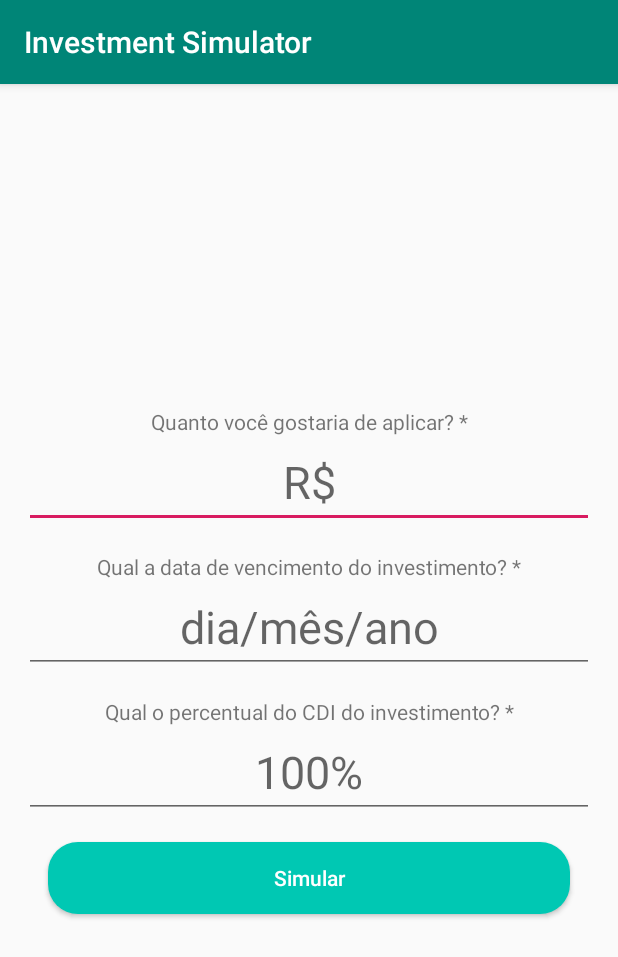
After one commit to feliperce/InvestmentSimulator, an Android app: the fragment SimulatorFragment shown on its own in the app's theme, on a phone screen of 412 x 824 dp. The commit adds this screen. Shown: the top 957 px of the screen. Run offline under Robolectric (Android 15) with nearby library versions, the phone set to English and light mode, and no system bars.

Commit message:
implemented styles, simulator layout

```diff
--- /dev/null
+++ b/app/src/main/java/com/feliperce/investmentsimulator/feat/simulator/ui/SimulatorFragment.kt
@@ -0,0 +1,22 @@
+package com.feliperce.investmentsimulator.feat.simulator.ui
+
+
+import android.os.Bundle
+import androidx.fragment.app.Fragment
+import android.view.LayoutInflater
+import android.view.View
+import android.view.ViewGroup
+
+import com.feliperce.investmentsimulator.R
+
+class SimulatorFragment : Fragment() {
+
+    override fun onCreateView(
+        inflater: LayoutInflater, container: ViewGroup?,
+        savedInstanceState: Bundle?
+    ): View? {
+        // Inflate the layout for this fragment
+        return inflater.inflate(R.layout.fragment_simulator, container, false)
+    }
+
+}
--- /dev/null
+++ b/app/src/main/res/drawable/default_actived_button.xml
@@ -0,0 +1,5 @@
+<?xml version="1.0" encoding="utf-8"?>
+<shape xmlns:android="http://schemas.android.com/apk/res/android">
+    <solid android:color="@color/lblue_1" />
+    <corners android:radius="@dimen/button_corner" />
+</shape>
--- /dev/null
+++ b/app/src/main/res/drawable/default_button.xml
@@ -0,0 +1,5 @@
+<?xml version="1.0" encoding="utf-8"?>
+<selector xmlns:android="http://schemas.android.com/apk/res/android">
+    <item android:drawable="@drawable/default_actived_button" android:state_active="false" />
+    <item android:drawable="@drawable/default_deactived_button" android:state_active="true" />
+</selector>
--- /dev/null
+++ b/app/src/main/res/drawable/default_deactived_button.xml
@@ -0,0 +1,5 @@
+<?xml version="1.0" encoding="utf-8"?>
+<shape xmlns:android="http://schemas.android.com/apk/res/android">
+    <solid android:color="@color/grey_1" />
+    <corners android:radius="@dimen/button_corner" />
+</shape>
--- /dev/null
+++ b/app/src/main/res/layout/fragment_simulator.xml
@@ -0,0 +1,95 @@
+<?xml version="1.0" encoding="utf-8"?>
+<androidx.constraintlayout.widget.ConstraintLayout xmlns:android="http://schemas.android.com/apk/res/android"
+    xmlns:tools="http://schemas.android.com/tools"
+    android:layout_width="match_parent"
+    android:layout_height="match_parent"
+    android:layout_margin="@dimen/default_margin"
+    xmlns:app="http://schemas.android.com/apk/res-auto"
+    tools:context=".feat.simulator.ui.SimulatorFragment">
+
+    <TextView
+        android:id="@+id/toApplyTextView"
+        android:layout_width="0dp"
+        android:layout_height="wrap_content"
+        android:text="@string/simulator_toapply_label"
+        android:gravity="center"
+        app:layout_constraintVertical_chainStyle="packed"
+        app:layout_constraintTop_toTopOf="parent"
+        app:layout_constraintStart_toStartOf="parent"
+        app:layout_constraintEnd_toEndOf="parent"
+        app:layout_constraintBottom_toTopOf="@+id/toApplyEditText"/>
+
+    <EditText
+        android:id="@+id/toApplyEditText"
+        android:layout_width="0dp"
+        android:layout_height="wrap_content"
+        android:hint="@string/simulator_toapply_hint"
+        style="@style/SimulatorEditText"
+        app:layout_constraintTop_toBottomOf="@+id/toApplyTextView"
+        app:layout_constraintStart_toStartOf="parent"
+        app:layout_constraintEnd_toEndOf="parent"
+        app:layout_constraintBottom_toTopOf="@+id/applyMonthTextView"/>
+
+    <TextView
+        android:id="@+id/applyMonthTextView"
+        android:layout_width="0dp"
+        android:layout_height="wrap_content"
+        android:text="@string/simulator_date_label"
+        android:gravity="center"
+        android:layout_marginTop="@dimen/default_margin"
+        app:layout_constraintTop_toBottomOf="@+id/toApplyEditText"
+        app:layout_constraintStart_toStartOf="parent"
+        app:layout_constraintEnd_toEndOf="parent"
+        app:layout_constraintBottom_toTopOf="@+id/applyMonthEditText"/>
+
+    <EditText
+        android:id="@+id/applyMonthEditText"
+        android:layout_width="0dp"
+        android:layout_height="wrap_content"
+        style="@style/SimulatorEditText"
+        android:hint="@string/simulator_date_hint"
+        app:layout_constraintTop_toBottomOf="@+id/applyMonthTextView"
+        app:layout_constraintStart_toStartOf="parent"
+        app:layout_constraintEnd_toEndOf="parent"
+        app:layout_constraintBottom_toTopOf="@+id/percentTextView"/>
+
+    <TextView
+        android:id="@+id/percentTextView"
+        android:layout_width="0dp"
+        android:layout_height="wrap_content"
+        android:text="@string/simulator_percent_label"
+        android:gravity="center"
+        android:layout_marginTop="@dimen/default_margin"
+        app:layout_constraintTop_toBottomOf="@+id/applyMonthEditText"
+        app:layout_constraintStart_toStartOf="parent"
+        app:layout_constraintEnd_toEndOf="parent"
+        app:layout_constraintBottom_toTopOf="@+id/percentEditText"/>
+
+    <EditText
+        android:id="@+id/percentEditText"
+        android:layout_width="0dp"
+        android:layout_height="wrap_content"
+        style="@style/SimulatorEditText"
+        android:hint="@string/simulator_percent_hint"
+        app:layout_constraintTop_toBottomOf="@+id/percentTextView"
+        app:layout_constraintStart_toStartOf="parent"
+        app:layout_constraintEnd_toEndOf="parent"
+        app:layout_constraintBottom_toTopOf="@+id/simulateButton"/>
+
+    <Button
+        android:id="@+id/simulateButton"
+        android:layout_width="0dp"
+        android:layout_height="wrap_content"
+        android:layout_marginStart="@dimen/default_margin"
+        android:layout_marginEnd="@dimen/default_margin"
+        android:text="@string/simulator_simulate_button"
+        android:layout_marginTop="@dimen/default_margin"
+        app:layout_constraintVertical_bias=".5"
+        style="@style/DefaultButton"
+        app:layout_constraintTop_toBottomOf="@+id/percentEditText"
+        app:layout_constraintStart_toStartOf="parent"
+        app:layout_constraintEnd_toEndOf="parent"
+        app:layout_constraintBottom_toBottomOf="parent"/>
+
+
+</androidx.constraintlayout.widget.ConstraintLayout>
--- a/app/src/main/res/values/colors.xml
+++ b/app/src/main/res/values/colors.xml
@@ -3,4 +3,7 @@
     <color name="colorPrimary">#008577</color>
     <color name="colorPrimaryDark">#00574B</color>
     <color name="colorAccent">#D81B60</color>
+
+    <color name="grey_1">#C3CAC9</color>
+    <color name="lblue_1">#00C8B3</color>
 </resources>
--- /dev/null
+++ b/app/src/main/res/values/dimens.xml
@@ -0,0 +1,13 @@
+<?xml version="1.0" encoding="utf-8"?>
+<resources>
+
+    <dimen name="default_margin">16dp</dimen>
+
+    <dimen name="text_small">14sp</dimen>
+    <dimen name="text_medium">16sp</dimen>
+    <dimen name="text_big">21sp</dimen>
+    <dimen name="text_realy_big">30sp</dimen>
+
+    <dimen name="button_corner">20dp</dimen>
+
+</resources>
--- a/app/src/main/res/values/strings.xml
+++ b/app/src/main/res/values/strings.xml
@@ -1,3 +1,27 @@
 <resources>
     <string name="app_name">Investment Simulator</string>
+
+    <string name="simulator_toapply_label">Quanto você gostaria de aplicar? *</string>
+    <string name="simulator_date_label">Qual a data de vencimento do investimento? *</string>
+    <string name="simulator_percent_label">Qual o percentual do CDI do investimento? *</string>
+    <string name="simulator_toapply_hint">R$</string>
+    <string name="simulator_date_hint">dia/mês/ano</string>
+    <string name="simulator_percent_hint">100%</string>
+    <string name="simulator_simulate_button">Simular</string>
+
+    <string name="simulation_result_title">Resultado da simulação</string>
+    <string name="simulation_result_profit_total">Rendimento total de R$ %s</string>
+    <string name="simulation_result_initial_amount_label">Valor aplicado inicialmente</string>
+    <string name="simulation_result_gross_amount_label">Valor bruto do investimento</string>
+    <string name="simulation_result_profit_amount_label">Valor do rendimento</string>
+    <string name="simulation_result_ir_amount_label">IR sobre o investimento</string>
+    <string name="simulation_result_net_amount_label">Valor líquido do investimento</string>
+    <string name="simulation_result_maturity_date_label">Date de resgate</string>
+    <string name="simulation_result_maturity_total_days_label">Dias corridos</string>
+    <string name="simulation_result_month_profit_label">Rendimento mensal</string>
+    <string name="simulation_result_investment_percent_label">Percentual do CDI do investimento</string>
+    <string name="simulation_result_month_year_label">Rentabilidade anual</string>
+    <string name="simulation_result_simulate_button">Simular novamente</string>
+
+
 </resources>
--- a/app/src/main/res/values/styles.xml
+++ b/app/src/main/res/values/styles.xml
@@ -8,4 +8,15 @@
         <item name="colorAccent">@color/colorAccent</item>
     </style>
 
+    <style name="SimulatorEditText" parent="Widget.AppCompat.EditText">
+        <item name="android:textSize">@dimen/text_realy_big</item>
+        <item name="android:gravity">center</item>
+    </style>
+
+    <style name="DefaultButton" parent="Widget.AppCompat.Button">
+        <item name="android:background">@drawable/default_button</item>
+        <item name="android:textColor">@android:color/white</item>
+        <item name="android:textAllCaps">false</item>
+    </style>
+
 </resources>
```
